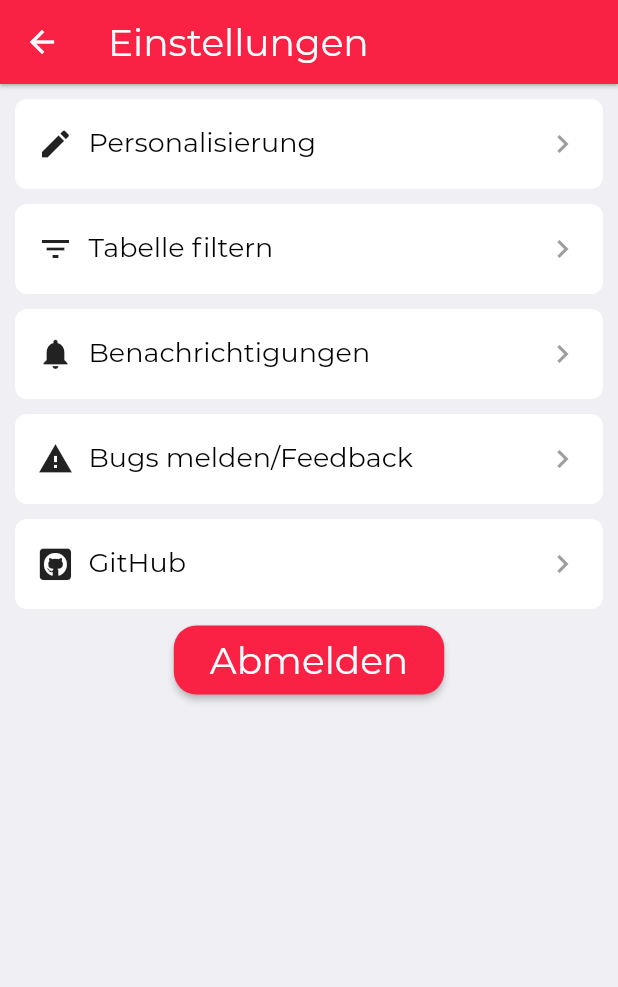
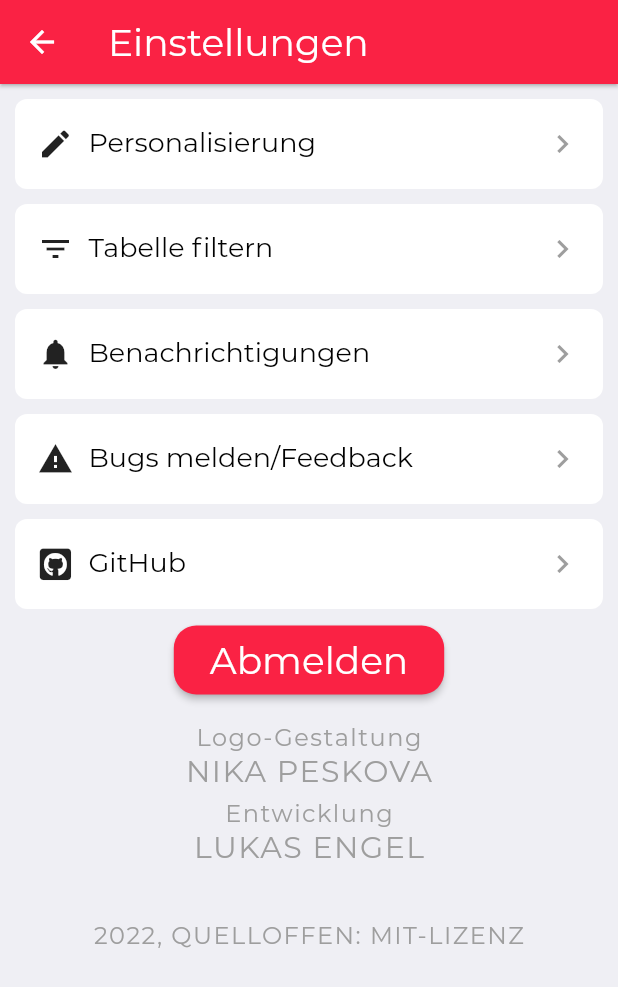
Before and after one commit to lukasengel/schueler_app, a Flutter app: the SettingsPage screen opened by its route, on a phone screen of 412 x 824 dp. Shown: the top 987 px of the screen. Run offline on Flutter 3.47's test engine with Material 2 defaults, Android fonts, the phone set to English and light mode, and no system bars; our stand-ins replace cached_network_image, firebase_auth, firebase_core, firebase_database, flutter_easyrefresh, flutter_spinkit and 4 more; missing offline and left inert: marquee_text; accounts and stored records are empty; project files that could hold a hidden picture were left out.

Commit message:
Fixes and copyright

```diff
--- a/lang/de_DE.json
+++ b/lang/de_DE.json
@@ -62,5 +62,10 @@
     "discard":"Nachricht verwerfen?",
     "discard_message":"Dies kann nicht rückgängig gemacht werden.",
     "confirm_discard":"Verwerfen",
-    "no_news":"(Noch) Keine Nachrichten verfügbar."
+    "no_news":"(Noch) Keine Nachrichten verfügbar.",
+    "logo_artist":"Logo-Gestaltung",
+    "nika":"Nika Peskova",
+    "developer":"Entwicklung",
+    "lukas":"Lukas Engel",
+    "license":"2022, Quelloffen: MIT-Lizenz"
 }
--- a/lib/pages/login_page/login_page.dart
+++ b/lib/pages/login_page/login_page.dart
@@ -7,6 +7,7 @@ import './login_page_controller.dart';
 
 //TODO: Klassenauswahl-Mechanismus
 //TODO: Benachrichtigungen
+//TODO: Lehrerkürzel
 
 class LoginPage extends StatelessWidget {
   static const route = "/login";
@@ -40,9 +41,13 @@ class LoginPage extends StatelessWidget {
                     children: [
                       Expanded(
                         flex: 2,
-                        child: Image.asset(
-                          "assets/images/logo.png",
-                          fit: BoxFit.scaleDown,
+                        child: CircleAvatar(
+                          backgroundColor: Get.theme.primaryColor,
+                          radius: double.infinity,
+                          child: Image.asset(
+                            "assets/images/logo_light.png",
+                            fit: BoxFit.scaleDown,
+                          ),
                         ),
                       ),
                       Expanded(
--- a/lib/pages/settings_page/settings_page.dart
+++ b/lib/pages/settings_page/settings_page.dart
@@ -4,6 +4,7 @@ import 'package:fluttericon/font_awesome5_icons.dart';
 
 import './settings_page_controller.dart';
 import '../../widgets/settings_ui/settings_tile.dart';
+import '../../widgets/settings_ui/copyright_notice.dart';
 
 class SettingsPage extends StatelessWidget {
   static const route = "/settings";
@@ -56,7 +57,8 @@ class SettingsPage extends StatelessWidget {
                     child: Text("logout".tr),
                   ),
                 ),
-              )
+              ),
+              const CopyrightNotice(),
             ],
           );
         }),
--- a/lib/theme.dart
+++ b/lib/theme.dart
@@ -67,9 +67,6 @@ class AppTheme {
         fontSize: 24,
         letterSpacing: 1,
       ),
-      //##########################
-      //#     News Container     #
-      //##########################
       headline4: const TextStyle(
         fontSize: 21,
         color: Colors.black,
@@ -185,8 +182,6 @@ class AppTheme {
   );
 }
 
-//const redAccent = Colors.indigo;
-
 const redAccent = MaterialColor(0xfffa2244, {
   50: Color(0xfffa2244),
   100: Color(0xfffa2244),
--- a/lib/widgets/news_container.dart
+++ b/lib/widgets/news_container.dart
@@ -47,6 +47,8 @@ class NewsContainer extends StatelessWidget {
           Text(
             insertDayOfWeek(item.headline),
             style: Theme.of(context).textTheme.headline4,
+            maxLines: 1,
+            overflow: TextOverflow.ellipsis,
           ),
           Divider(
             color: Get.textTheme.bodyText2!.color,
--- /dev/null
+++ b/lib/widgets/settings_ui/copyright_notice.dart
@@ -0,0 +1,63 @@
+import 'package:flutter/material.dart';
+import 'package:get/get.dart';
+
+class CopyrightNotice extends StatelessWidget {
+  const CopyrightNotice({Key? key}) : super(key: key);
+
+  @override
+  Widget build(BuildContext context) {
+    const style1 = TextStyle(
+      color: Colors.grey,
+      fontSize: 16,
+      fontFamily: "Montserrat",
+      letterSpacing: 1,
+    );
+
+    const style2 = TextStyle(
+      color: Colors.grey,
+      fontSize: 20,
+      fontFamily: "Montserrat",
+      letterSpacing: 1,
+    );
+
+    const spacer1 = SizedBox(height: 5);
+    const spacer2 = SizedBox(height: 10);
+
+    return Padding(
+      padding: const EdgeInsets.symmetric(vertical: 20),
+      child: Column(
+        children: [
+          Text(
+            "logo_artist".tr,
+            style: style1,
+            overflow: TextOverflow.ellipsis,
+          ),
+          spacer1,
+          Text(
+            "nika".tr.tr.toUpperCase(),
+            style: style2,
+            overflow: TextOverflow.ellipsis,
+          ),
+          spacer2,
+          Text(
+            "developer".tr,
+            style: style1,
+            overflow: TextOverflow.ellipsis,
+          ),
+          spacer1,
+          Text(
+            "lukas".tr.toUpperCase(),
+            style: style2,
+            overflow: TextOverflow.ellipsis,
+          ),
+          const SizedBox(height: 40),
+          Text(
+            "license".tr.toUpperCase(),
+            style: style1,
+            overflow: TextOverflow.ellipsis,
+          ),
+        ],
+      ),
+    );
+  }
+}
```
Also changed, not shown: assets/images/logo.png (deleted), assets/images/logo_light.png (added), license.txt (added).
